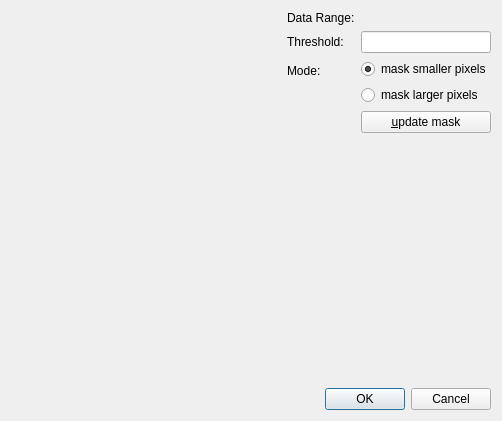
jkriege2/QuickFit3, file plugins/imagingfcs/qfrdrimagingfcsmaskbyintensity.ui: the form before one commit.
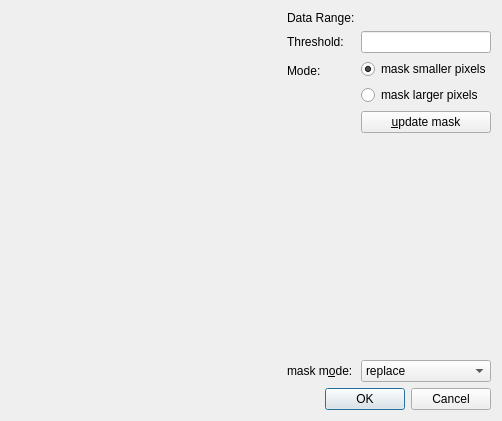
The form after the commit. Custom widgets are drawn as their Qt base class.

Commit message: QuickFit3/imFCS: started implementing mode for new storage format of imFCSFit plugin

The edit to the form file:
```diff
--- a/plugins/imagingfcs/qfrdrimagingfcsmaskbyintensity.ui
+++ b/plugins/imagingfcs/qfrdrimagingfcsmaskbyintensity.ui
@@ -89,6 +89,48 @@
          </property>
         </widget>
        </item>
+       <item row="4" column="1">
+        <spacer name="verticalSpacer">
+         <property name="orientation">
+          <enum>Qt::Vertical</enum>
+         </property>
+         <property name="sizeHint" stdset="0">
+          <size>
+           <width>20</width>
+           <height>40</height>
+          </size>
+         </property>
+        </spacer>
+       </item>
+       <item row="5" column="0">
+        <widget class="QLabel" name="label_4">
+         <property name="text">
+          <string>mask m&amp;ode:</string>
+         </property>
+         <property name="buddy">
+          <cstring>cmbMaskMode</cstring>
+         </property>
+        </widget>
+       </item>
+       <item row="5" column="1">
+        <widget class="QComboBox" name="cmbMaskMode">
+         <item>
+          <property name="text">
+           <string>replace</string>
+          </property>
+         </item>
+         <item>
+          <property name="text">
+           <string>add</string>
+          </property>
+         </item>
+         <item>
+          <property name="text">
+           <string>remove</string>
+          </property>
+         </item>
+        </widget>
+       </item>
       </layout>
      </item>
     </layout>
```
The commit also changes 6 other files.
